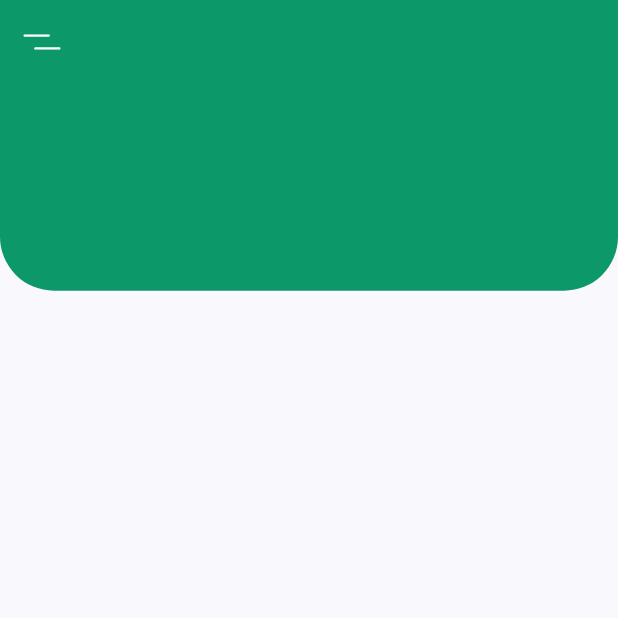
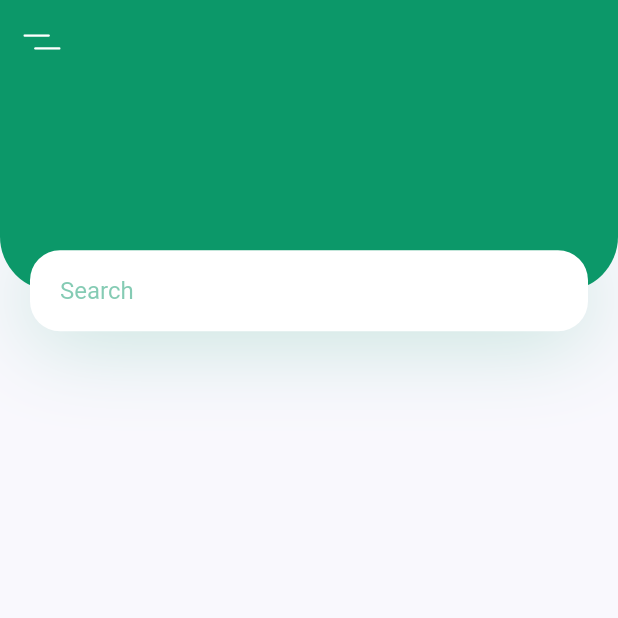
Before and after one commit to ten66/plant_app, a Flutter app: the screen it shows after launch, on a phone screen of 412 x 824 dp, the top half of it. Run offline on Flutter 3.47's test engine with Material 2 defaults, Android fonts, the phone set to English and light mode, and no system bars; our stand-ins replace flutter_svg.

Commit message:
#1 create search bar ~5:10

```diff
--- a/lib/screens/home/components/body.dart
+++ b/lib/screens/home/components/body.dart
@@ -11,7 +11,6 @@ class Body extends StatelessWidget {
     Size size = MediaQuery.of(context).size;
     return Column(
       // <Widget>はつけなくてもいいのかも
-      // children: <Widget>[]
       // It will cover 20% of our total height
       // 全体の高さの20％をカバーする
       children: [
@@ -30,6 +29,44 @@ class Body extends StatelessWidget {
                   ),
                 ),
               ),
+              // Positioned Widget - Stackの中でWidgetを配置する
+              // https://www.youtube.com/watch?v=EgtPleVwxBQ
+              Positioned(
+                bottom: 0,
+                left: 0,
+                right: 0,
+                child: Container(
+                  alignment: Alignment.center,
+                  margin:
+                      const EdgeInsets.symmetric(horizontal: kDefaultPadding),
+                  padding:
+                      const EdgeInsets.symmetric(horizontal: kDefaultPadding),
+                  height: 54,
+                  decoration: BoxDecoration(
+                    color: Colors.white,
+                    borderRadius: BorderRadius.circular(20),
+                    boxShadow: [
+                      BoxShadow(
+                        // 影の位置？
+                        offset: const Offset(0, 5),
+                        // 影のぼかし
+                        blurRadius: 50,
+                        color: kPrimaryColor.withOpacity(0.23),
+                      )
+                    ],
+                  ),
+                  child: TextField(
+                    decoration: InputDecoration(
+                      hintText: "Search",
+                      hintStyle: TextStyle(
+                        color: kPrimaryColor.withOpacity(0.5),
+                      ),
+                      enabledBorder: InputBorder.none,
+                      focusedBorder: InputBorder.none,
+                    ),
+                  ),
+                ),
+              ),
             ],
           ),
         )
```
